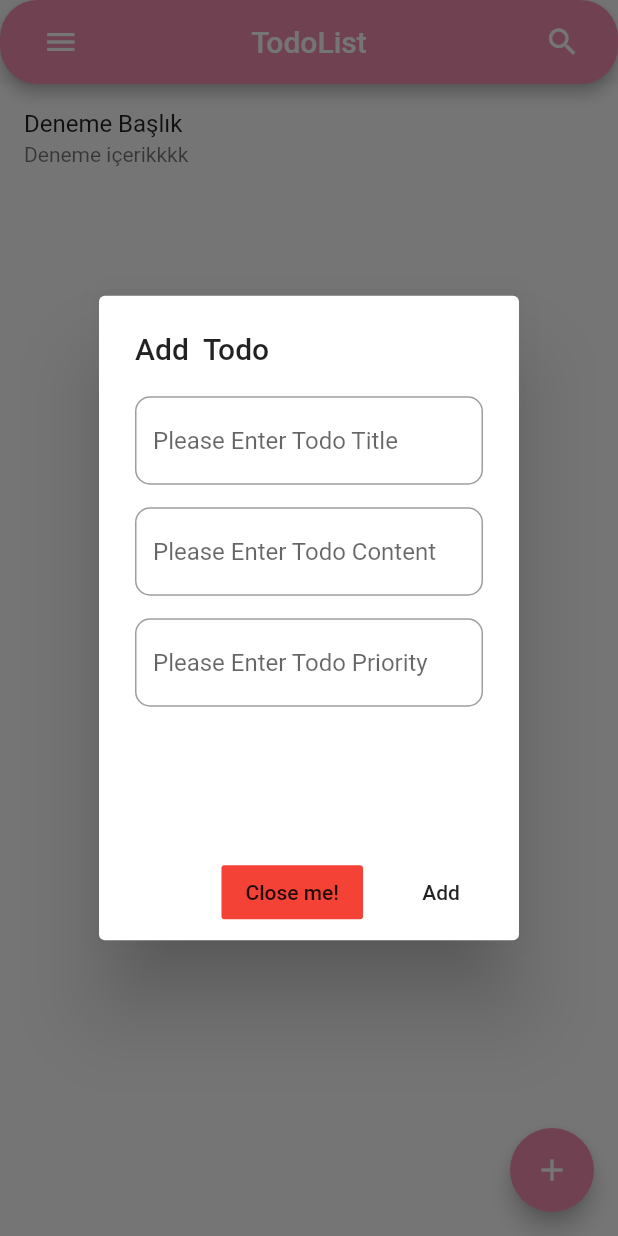
After one commit to baynarkozcu/todomobileapp, a Flutter app: the screen it shows after launch, after a tap on the "add" icon, on a phone screen of 412 x 824 dp. The commit adds this screen. Run offline on Flutter 3.47's test engine with Material 2 defaults, Android fonts, the phone set to English and light mode, and no system bars.

Commit message:
todolist is created

```diff
--- a/lib/screens/home.dart
+++ b/lib/screens/home.dart
@@ -1,5 +1,6 @@
 import 'package:flutter/material.dart';
 import 'package:todo_mobile/models/todo.dart';
+import 'package:todo_mobile/screens/todolist.dart';
 
 class MyHomePage extends StatefulWidget {
   @override
@@ -10,7 +11,7 @@ class _MyHomePageState extends State<MyHomePage> {
   TextEditingController controllerTitle = TextEditingController();
   TextEditingController controllerContent = TextEditingController();
   TextEditingController controllerPriority = TextEditingController();
-  List<Todo> todos = [
+  List<Todo> _todos = [
     Todo(title: "Deneme Başlık", content: "Deneme içerikkkk", priority: 2)
   ];
 
@@ -27,8 +28,8 @@ class _MyHomePageState extends State<MyHomePage> {
           controller: controllerTitle,
           decoration: InputDecoration(
               hintText: "Please Enter Todo Title",
-                          border: OutlineInputBorder(
-                              borderRadius: BorderRadius.circular(10))),
+              border:
+                  OutlineInputBorder(borderRadius: BorderRadius.circular(10))),
         ),
         SizedBox(
           height: 15,
@@ -37,8 +38,8 @@ class _MyHomePageState extends State<MyHomePage> {
           controller: controllerContent,
           decoration: InputDecoration(
               hintText: "Please Enter Todo Content",
-                          border: OutlineInputBorder(
-                              borderRadius: BorderRadius.circular(10))),
+              border:
+                  OutlineInputBorder(borderRadius: BorderRadius.circular(10))),
         ),
         SizedBox(
           height: 15,
@@ -48,8 +49,9 @@ class _MyHomePageState extends State<MyHomePage> {
           controller: controllerPriority,
           decoration: InputDecoration(
               hintText: "Please Enter Todo Priority",
-                          border: OutlineInputBorder(
-                              borderRadius: BorderRadius.circular(10))),
+
+              border:
+                  OutlineInputBorder(borderRadius: BorderRadius.circular(10))),
         ),
       ],
     ),
@@ -66,7 +68,7 @@ class _MyHomePageState extends State<MyHomePage> {
                   child: Text('Add'),
                   onPressed: () {
                     setState(() {
-                                            todos.add(Todo(
+                      _todos.add(Todo(
                           title: controllerTitle.text,
                           content: controllerContent.text,
                           priority: int.parse(controllerPriority.text)));
@@ -107,18 +109,7 @@ class _MyHomePageState extends State<MyHomePage> {
           Icons.add,
         ),
       ),
-      body: Container(
-        color: Colors.white,
-        child: ListView.builder(
-          itemCount: todos.length,
-          itemBuilder: (context, index) {
-            return ListTile(
-              title: Text(todos[index].title),
-              subtitle: Text(todos[index].content),
-            );
-          },
-        ),
-      ),
+      body: TodoList(todos: _todos,)
     );
   }
 }
--- /dev/null
+++ b/lib/screens/todolist.dart
@@ -0,0 +1,24 @@
+import 'package:flutter/material.dart';
+import 'package:todo_mobile/models/todo.dart';
+
+class TodoList extends StatelessWidget {
+  final List<Todo> todos;
+
+  const TodoList({Key key, this.todos}) : super(key: key);
+
+  @override
+  Widget build(BuildContext context) {
+    return Container(
+      color: Colors.white,
+      child: ListView.builder(
+        itemCount: todos.length,
+        itemBuilder: (context, index) {
+          return ListTile(
+            title: Text(todos[index].title),
+            subtitle: Text(todos[index].content),
+          );
+        },
+      ),
+    );
+  }
+}
```
Lines whose indentation alone changed are shown as unchanged.
